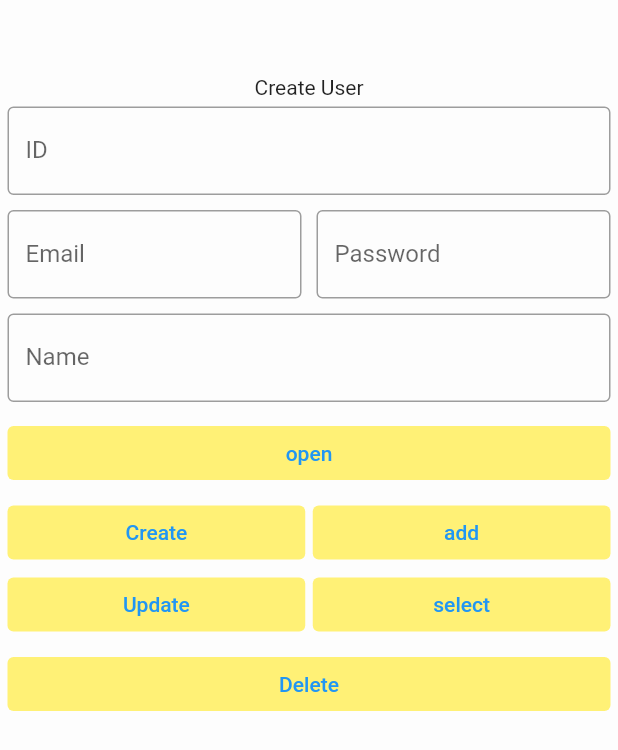
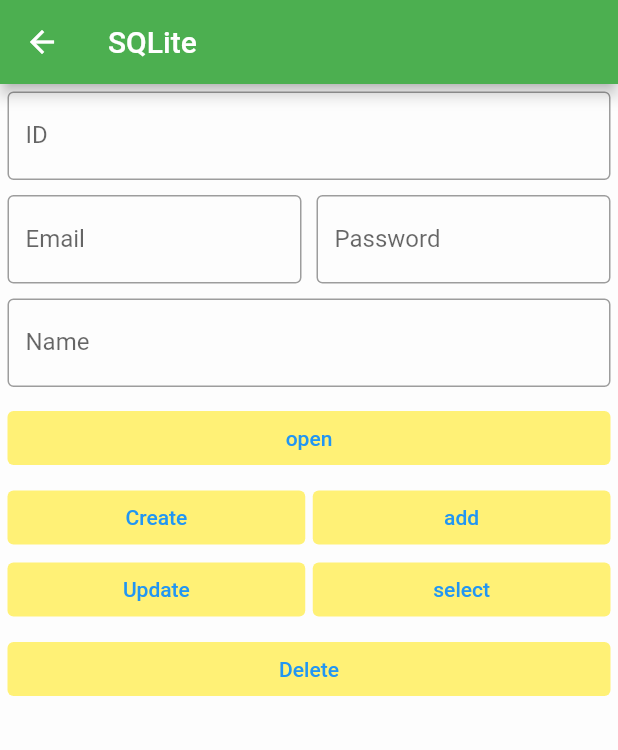
Before and after one commit to nguyenleduan/Trainning-Flutter-2023, a Flutter app: the screen it shows after launch, after a tap on "SQLite", on a phone screen of 412 x 824 dp. Shown: the top 750 px of the screen. Run offline on Flutter 3.47's test engine with Material 2 defaults, Android fonts, the phone set to English and light mode, and no system bars; our stand-ins replace dio, equatable, flutter_screenutil, go_router, sqflite; accounts and stored records are empty.

Commit message:
add go route

```diff
--- a/project_flutter/lib/app/home/home_page.dart
+++ b/project_flutter/lib/app/home/home_page.dart
@@ -1,6 +1,6 @@
-
 import 'package:flutter/cupertino.dart';
 import 'package:flutter/material.dart';
+import 'package:go_router/go_router.dart';
 
 import '../sqlite/sqlite_page.dart';
 
@@ -13,13 +13,6 @@
 }
 
 class _MyHomePageState extends State<MyHomePage> {
-  int _counter = 0;
-
-  void _incrementCounter() {
-    setState(() {
-      _counter++;
-    });
-  }
 
   @override
   Widget build(BuildContext context) {
@@ -37,21 +30,21 @@
           children: <Widget>[
             InkWell(
               onTap: () {
-                Navigator.push(
-                  context,
-                  MaterialPageRoute(builder: (context) => const SQLitePage()),
-                );
+                context.go('/sqlite-page');
               },
               child: Container(
                 padding: const EdgeInsets.all(8),
                 color: Colors.blue[100],
-                child:const Center(child:  Text("SQLite")),
+                child: const Center(child: Text("SQLite")),
               ),
             ),
-            Container(
-              padding: const EdgeInsets.all(8),
-              color: Colors.teal[200],
-              child: const Text('Heed not the rabble'),
+            InkWell(
+              onTap: () => context.go('/router-page'),
+              child: Container(
+                color: Colors.yellow[100],
+                padding: const EdgeInsets.all(8),
+                child: const Center(child: Text('Go router')),
+              ),
             ),
             Container(
               padding: const EdgeInsets.all(8),
--- a/project_flutter/lib/app/sqlite/sqlite_page.dart
+++ b/project_flutter/lib/app/sqlite/sqlite_page.dart
@@ -29,15 +29,16 @@
   @override
   Widget build(BuildContext context) {
     return Scaffold(
-      appBar: null,
+      appBar: AppBar(
+        title: const Text("SQLite"),
+        backgroundColor: Colors.green,
+      ),
       body: Container(
-        padding: const EdgeInsets.only(top: 50),
         width: AppDimens.instance.screenFullWidth(context),
         height: AppDimens.instance.screenFullHeight(context),
         color: Colors.white60,
         child: Column(
           children: [
-            const Text("Create User"),
             Container(
               padding: const EdgeInsets.all(5),
               child: TextField(
--- /dev/null
+++ b/project_flutter/lib/core/go_router/go_router.dart
@@ -0,0 +1,38 @@
+import 'package:flutter/cupertino.dart';
+import 'package:go_router/go_router.dart';
+import 'package:project_flutter/app/home/home_page.dart';
+import 'package:project_flutter/app/router/router_page.dart';
+import 'package:project_flutter/app/router/shop_page.dart';
+import 'package:project_flutter/app/sqlite/sqlite_page.dart';
+
+final GoRouter router = GoRouter(
+  routes: <RouteBase>[
+    GoRoute(
+      path: '/',
+      builder: (BuildContext context, GoRouterState state) {
+        return const MyHomePage(title: "title");
+      },
+      routes: <RouteBase>[
+        GoRoute(
+          path: 'sqlite-page',
+          builder: (BuildContext context, GoRouterState state) {
+            return const SQLitePage();
+          },
+        ),
+        GoRoute(
+          path: 'router-page',
+          builder: (BuildContext context, GoRouterState state) {
+            return const RouterPage();
+          },
+        ),
+        GoRoute(
+          path: 'shop-page',
+          builder: (BuildContext context, GoRouterState state) {
+            return  const ShopPage(value: '123');
+          },
+        ),
+
+      ],
+    ),
+  ],
+);
--- a/project_flutter/lib/main.dart
+++ b/project_flutter/lib/main.dart
@@ -1,4 +1,6 @@
 import 'package:flutter/material.dart';
+import 'package:go_router/go_router.dart';
+import 'package:project_flutter/core/go_router/go_router.dart';
 
 import 'app/home/home_page.dart';
 
@@ -12,12 +14,8 @@
   // This widget is the root of your application.
   @override
   Widget build(BuildContext context) {
-    return MaterialApp(
-      title: 'Flutter Demo',
-      theme: ThemeData(
-        primarySwatch: Colors.blue,
-      ),
-      home: const MyHomePage(title: 'Flutter Demo Home Page'),
+    return  MaterialApp.router(
+      routerConfig: router,
     );
   }
 }
--- a/project_flutter/pubspec.yaml
+++ b/project_flutter/pubspec.yaml
@@ -35,6 +35,7 @@
   # Use with the CupertinoIcons class for iOS style icons.
   cupertino_icons: ^1.0.2
   sqflite: ^2.2.4+1
+  go_router: ^6.0.3
 
 dev_dependencies:
   flutter_test:
```
Also changed, not shown: project_flutter/lib/app/router/login_page.dart (added, +15 -0 lines), project_flutter/lib/app/router/profile_page.dart (added, +15 -0 lines), project_flutter/lib/app/router/router_page.dart (added, +34 -0 lines), project_flutter/lib/app/router/shop_page.dart (added, +23 -0 lines), project_flutter/lib/base/models/model_page.dart (added, +22 -0 lines), project_flutter/pubspec.lock.
